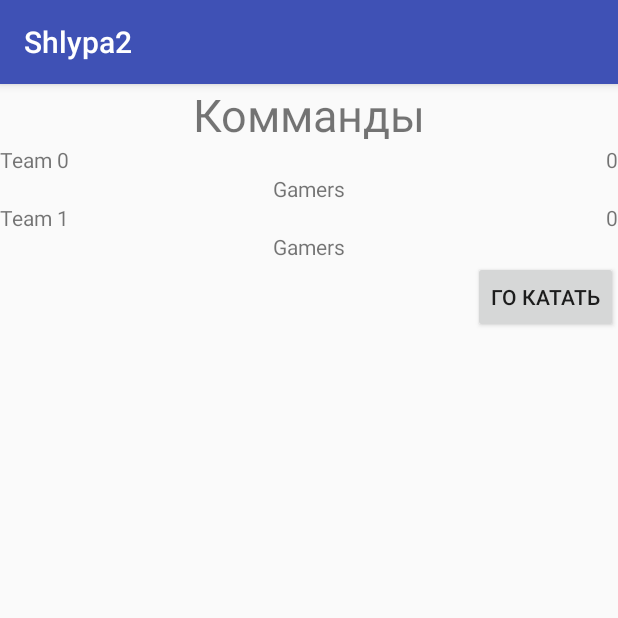
After one commit to SergeyRF/Shlypa2, an Android app: the TeemActivity screen opened directly, with no data from a screen before it, on a phone screen of 412 x 824 dp, the top half of it. The commit adds this screen. Run offline under Robolectric (Android 15) with nearby library versions, the phone set to English and light mode, and no system bars; 1 statement that could not run was skipped.

Commit message:
активити команды добавил и ходер с адаптером. но холдер неработает

```diff
--- a/app/src/main/AndroidManifest.xml
+++ b/app/src/main/AndroidManifest.xml
@@ -18,7 +18,8 @@
         </activity>
         <activity android:name=".PlayersActivity" />
         <activity android:name=".StateActivity" />
-        <activity android:name=".CommandActivity"></activity>
+        <activity android:name=".CommandActivity" />
+        <activity android:name=".TeemActivity"></activity>
     </application>
 
 </manifest>
--- a/app/src/main/java/com/example/sergey/shlypa2/CommandActivity.kt
+++ b/app/src/main/java/com/example/sergey/shlypa2/CommandActivity.kt
@@ -2,6 +2,7 @@ package com.example.sergey.shlypa2
 
 import android.arch.lifecycle.Observer
 import android.arch.lifecycle.ViewModelProviders
+import android.content.Intent
 import android.support.v7.app.AppCompatActivity
 import android.os.Bundle
 import android.view.View
@@ -27,6 +28,10 @@ class CommandActivity : AppCompatActivity() {
                  Toast.LENGTH_LONG).show()
          minusButton.setOnClickListener(View.OnClickListener { stateVM.getMinusCommLD()      })
          plusButton.setOnClickListener(View.OnClickListener { stateVM.getPlusCommLD() })
+        val button =findViewById<Button>(R.id.cancel_command)
+        button.setOnClickListener(View.OnClickListener {
+            startActivity(Intent(this, TeemActivity::class.java))
+        })
     }
 
     private fun onCommands(i:Int?){ commands.text = i.toString()}
--- a/app/src/main/java/com/example/sergey/shlypa2/PlayersActivity.kt
+++ b/app/src/main/java/com/example/sergey/shlypa2/PlayersActivity.kt
@@ -31,7 +31,7 @@ class PlayersActivity : AppCompatActivity() {
         playerRv.adapter=adapter
         viewModel = ViewModelProviders.of(this).get(PlayersViewModel::class.java)
         viewModel.getPlayersLiveData().observe(this, Observer { list -> onPlayersChanged(list) });
-        for (i in 0..2){
+        for (i in 0..10){
             viewModel.addPlayer(Player("FAPPPP$i"))
         }
 
--- a/app/src/main/java/com/example/sergey/shlypa2/PlayersViewModel.kt
+++ b/app/src/main/java/com/example/sergey/shlypa2/PlayersViewModel.kt
@@ -13,7 +13,8 @@ class PlayersViewModel : ViewModel(){
     private val teamsLiveData = MutableLiveData<List<Team>>()
 
     fun getPlayersLiveData() : LiveData<List<Player>> = playersLiveData
-    fun getTeamsLiveData() : LiveData<List<Team>> = teamsLiveData
+    fun getTeamsLiveData() : LiveData<List<Team>> =teamsLiveData
+
 
     fun addPlayer(player: Player) : Boolean{
         val success = Game.addPlayer(player)
@@ -26,6 +27,10 @@ class PlayersViewModel : ViewModel(){
         Game.removePlayer(player)
         updateData()
     }
+    fun createTeams(){
+        Game.createTeams(Game.command)
+        updateData()
+    }
 
     private fun updateData() {
         playersLiveData.value = Game.getPlayers()
--- /dev/null
+++ b/app/src/main/java/com/example/sergey/shlypa2/TeemActivity.kt
@@ -0,0 +1,42 @@
+package com.example.sergey.shlypa2
+
+import android.arch.lifecycle.Observer
+import android.arch.lifecycle.ViewModelProviders
+import android.content.Intent
+import android.os.Bundle
+import android.support.v7.app.AppCompatActivity
+import android.support.v7.widget.LinearLayoutManager
+import android.support.v7.widget.RecyclerView
+import android.view.View
+import android.widget.Button
+import android.widget.Toast
+
+class TeemActivity : AppCompatActivity() {
+
+    lateinit var teamVM: PlayersViewModel
+    lateinit var adapterTeam: TeemAdapter
+
+    override fun onCreate(savedInstanceState: Bundle?) {
+        super.onCreate(savedInstanceState)
+        setContentView(R.layout.activity_teem)
+        val teemRv = findViewById<RecyclerView>(R.id.rvTeem)
+        adapterTeam = TeemAdapter()
+        teemRv.layoutManager=LinearLayoutManager(this)
+        teemRv.adapter = adapterTeam
+        //teamVM = ViewModelProviders.of(this).get(PlayersViewModel::class.java)
+        //teamVM.createTeams()
+
+        //teamVM.getTeamsLiveData().observe(this, Observer { list -> setTeemRv(list) })
+        Game.createTeams(Game.command)
+        adapterTeam.setTeem(Game.getTeams())
+        Toast.makeText(this, Game.getTeams().size.toString(), Toast.LENGTH_LONG).show()
+        val button = findViewById<Button>(R.id.cancel_teem)
+        button.setOnClickListener(View.OnClickListener {
+            startActivity(Intent(this, FirstActivity::class.java))
+        })
+    }
+
+    fun setTeemRv(teem: List<Team>?) {
+        adapterTeam.setTeem(teem)
+    }
+}
--- /dev/null
+++ b/app/src/main/java/com/example/sergey/shlypa2/TeemAdapter.kt
@@ -0,0 +1,52 @@
+package com.example.sergey.shlypa2
+
+import android.support.v7.widget.RecyclerView
+import android.view.LayoutInflater
+import android.view.View
+import android.view.ViewGroup
+import android.widget.TextView
+
+/**
+ * Created by sergey on 4/2/18.
+ */
+class TeemAdapter(): RecyclerView.Adapter<Holder1>(){
+
+     var  teems: List<Team>? = null
+
+    override fun onBindViewHolder(holder: Holder1, position: Int) {
+        val teem :Team = teems!![position]
+        holder.bind(teem)
+    }
+
+    override fun onCreateViewHolder(parent: ViewGroup?, viewType: Int): Holder1 {
+        val view: View = LayoutInflater.from(parent?.context).inflate(R.layout.holder_teem,parent,false)
+        return Holder1(view)
+    }
+
+    override fun getItemCount(): Int {
+        return if(teems == null) 0 else teems!!.size
+    }
+
+    fun setTeem(data : List<Team>?){
+        teems = data
+        notifyDataSetChanged()}
+
+}
+
+class Holder1(view:View):RecyclerView.ViewHolder(view){
+    val teemName: TextView = view.findViewById(R.id.teem_name)
+    val teemScores:TextView = view.findViewById(R.id.teem_scores)
+    val listPlayers:TextView = view.findViewById(R.id.list_playrs)
+
+    fun bind(teem:Team){
+        teemName.text=teem.name
+        teemScores.text = teem.scores.toString()
+        listPlayers.text = "Oleg"
+       /* var player:StringBuffer = StringBuffer("")
+        for (i in 0 until teem.players.size-1){
+            player.append(teem.players[i].name + ", ")
+        }
+        listPlayers.text =player*/
+
+    }
+}
--- a/app/src/main/res/layout/activity_command.xml
+++ b/app/src/main/res/layout/activity_command.xml
@@ -54,6 +54,7 @@
     <Button
         android:layout_width="wrap_content"
         android:layout_height="wrap_content"
+        android:id="@+id/cancel_command"
         app:layout_constraintTop_toBottomOf="@+id/minusCommand"
         android:text="@string/play"
         app:layout_constraintRight_toRightOf="parent"
--- /dev/null
+++ b/app/src/main/res/layout/activity_teem.xml
@@ -0,0 +1,33 @@
+<?xml version="1.0" encoding="utf-8"?>
+<android.support.constraint.ConstraintLayout xmlns:android="http://schemas.android.com/apk/res/android"
+    xmlns:app="http://schemas.android.com/apk/res-auto"
+    xmlns:tools="http://schemas.android.com/tools"
+    android:layout_width="match_parent"
+    android:layout_height="match_parent"
+    tools:context="com.example.sergey.shlypa2.TeemActivity">
+
+    <TextView
+        android:layout_width="match_parent"
+        android:layout_height="wrap_content"
+        android:id="@+id/teem"
+        android:text="@string/Teem"
+        android:textSize="30dp"
+        android:gravity="center"/>
+
+    <android.support.v7.widget.RecyclerView
+        android:layout_width="match_parent"
+        android:layout_height="wrap_content"
+        app:layout_constraintTop_toBottomOf="@+id/teem"
+        android:id="@+id/rvTeem"
+
+         />
+    <Button
+        android:layout_width="wrap_content"
+        android:layout_height="wrap_content"
+        android:id="@+id/cancel_teem"
+        android:text="@string/play"
+        app:layout_constraintTop_toBottomOf="@id/rvTeem"
+        app:layout_constraintRight_toRightOf="parent"/>
+
+
+</android.support.constraint.ConstraintLayout>
--- /dev/null
+++ b/app/src/main/res/layout/holder_teem.xml
@@ -0,0 +1,28 @@
+<?xml version="1.0" encoding="utf-8"?>
+<android.support.constraint.ConstraintLayout xmlns:android="http://schemas.android.com/apk/res/android"
+    android:layout_width="match_parent"
+    android:layout_height="wrap_content"
+    xmlns:app="http://schemas.android.com/apk/res-auto">
+
+    <TextView
+        android:layout_width="match_parent"
+        android:layout_height="wrap_content"
+        android:id="@+id/teem_name"
+        android:gravity="left"
+        android:text="Name"
+        />
+    <TextView
+        android:layout_width="wrap_content"
+        android:layout_height="wrap_content"
+        android:id="@+id/teem_scores"
+        android:text="Ball"
+        app:layout_constraintRight_toRightOf="parent"/>
+    <TextView
+        android:layout_width="match_parent"
+        android:layout_height="wrap_content"
+        android:id="@+id/list_players"
+        android:gravity="center"
+        android:text="Gamers"
+        app:layout_constraintTop_toBottomOf="@+id/teem_name"
+        android:layout_marginBottom="10dp"/>
+</android.support.constraint.ConstraintLayout>
--- a/app/src/main/res/values/strings.xml
+++ b/app/src/main/res/values/strings.xml
@@ -6,4 +6,5 @@
     <string name="time">Время на ход </string>
     <string name="words">Колличество слов игрока</string>
     <string name="comadN">Колличество команд     </string>
+    <string name="Teem">Комманды</string>
 </resources>
```
